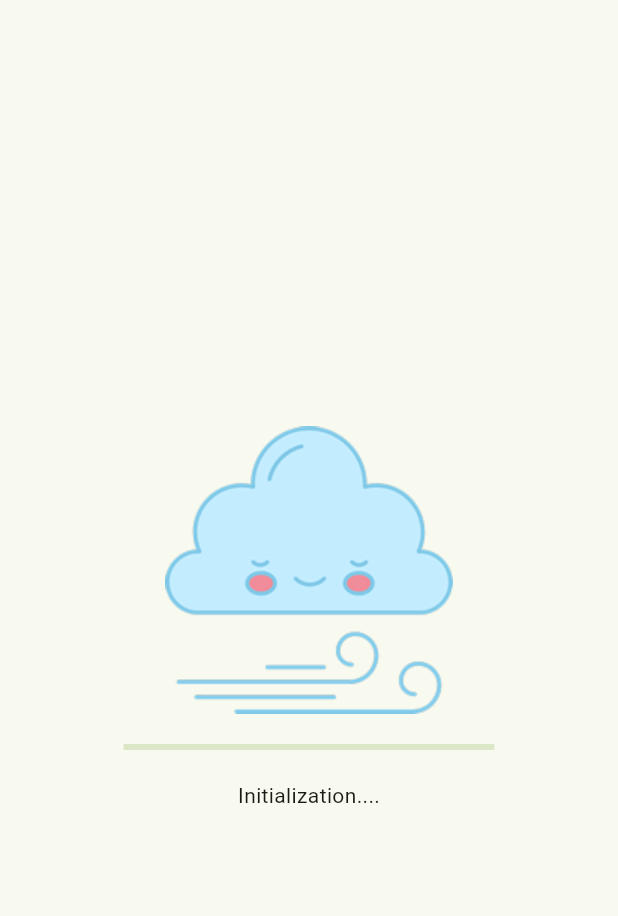
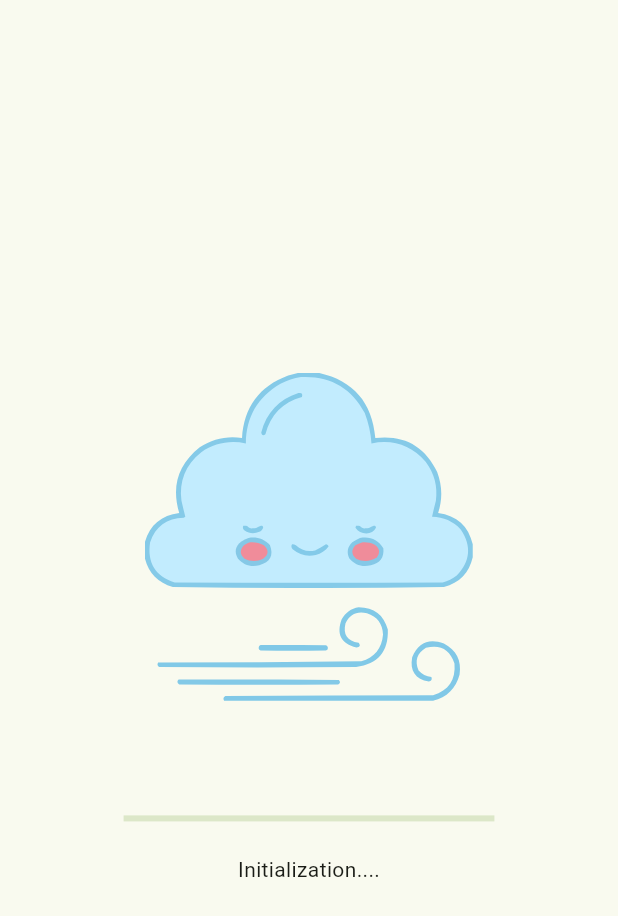
Before and after one commit to NikitaMasev/weather_app, a Flutter app: the first screen one second after launch, on a phone screen of 412 x 824 dp. Shown: the top 916 px of the screen. Run offline on Flutter 3.47's test engine with Material 3 defaults, Android fonts, the phone set to English and light mode, and no system bars; our stand-ins replace flutter_svg, sentry_flutter, shared_preferences, vector_graphics; generated files the repository leaves out were written again.

Commit message:
svg package integration; animation logo and progress bar on splash_page.dart;

```diff
--- a/lib/di/configurators/app_dependencies_configurator.dart
+++ b/lib/di/configurators/app_dependencies_configurator.dart
@@ -67,7 +67,7 @@ final class AppDependenciesConfigurator {
       ),
     );
 
-    await Future.delayed(Duration(seconds: 1));
+    await Future.delayed(Duration(seconds: 2));
 
     _controllerDependenciesState.add(
       AppDependenciesLoading(
@@ -76,7 +76,7 @@ final class AppDependenciesConfigurator {
       ),
     );
 
-    await Future.delayed(Duration(seconds: 2));
+    await Future.delayed(Duration(seconds: 3));
 
     _controllerDependenciesState.add(
       AppDependenciesLoading(
--- a/lib/presentation/pages/start_flow/splash_page.dart
+++ b/lib/presentation/pages/start_flow/splash_page.dart
@@ -1,5 +1,7 @@
 import 'package:flutter/material.dart';
+import 'package:flutter_gen/gen_l10n/app_localizations.dart';
 import 'package:weather_app/di/configurators/app_dependencies_configurator.dart';
+import 'package:weather_app/presentation/assets_paths/assets.gen.dart';
 
 class SplashPage extends StatefulWidget {
   const SplashPage({
@@ -13,8 +15,16 @@ class SplashPage extends StatefulWidget {
   State<SplashPage> createState() => _SplashPageState();
 }
 
-class _SplashPageState extends State<SplashPage> {
-  var _tweenProgress = Tween(begin: 0.0, end: 0.0);
+class _SplashPageState extends State<SplashPage>
+    with SingleTickerProviderStateMixin {
+  var _animationProgressIndicator = Tween<double>(
+    begin: 0,
+    end: 0,
+  );
+
+  late final AnimationController _animationController;
+  late final Animation<double> _animationCurve;
+  late final Animation<double> _animationScaleLogo;
 
   @override
   void initState() {
@@ -23,10 +33,26 @@ class _SplashPageState extends State<SplashPage> {
         .startConfiguration()
         .catchError((final err) {
       ///TODO If error initialization=>log and send to crashlytic
-    })
-        .then((final appDependencies) {
+    }).then((final appDependencies) {
       ///TODO Navigate to next screen
     });
+
+    _animationController = AnimationController(
+      vsync: this,
+      duration: const Duration(seconds: 1),
+    );
+
+    _animationCurve = CurvedAnimation(
+      parent: _animationController,
+      curve: Curves.easeIn,
+    );
+
+    _animationScaleLogo = TweenSequence([
+      TweenSequenceItem(tween: Tween<double>(begin: 0.7, end: 1), weight: 50),
+      TweenSequenceItem(tween: Tween<double>(begin: 1, end: 0.7), weight: 50),
+    ]).animate(_animationCurve);
+
+    _animationController.repeat();
   }
 
   @override
@@ -36,26 +62,37 @@ class _SplashPageState extends State<SplashPage> {
   }
 
   @override
-  Widget build(final BuildContext context) => Scaffold(
+  Widget build(final BuildContext context) {
+    final sizeContent = MediaQuery.sizeOf(context).width * 0.6;
+    return Scaffold(
       body: Center(
         child: Column(
           mainAxisAlignment: MainAxisAlignment.center,
           children: [
-              Image.asset('assets/png/splash_dark.png'),
+            AnimatedBuilder(
+              animation: _animationController,
+              builder: (final ctx, final _) => Transform.scale(
+                scale: _animationScaleLogo.value,
+                child: Assets.svg.splashDark.svg(
+                  width: sizeContent,
+                ),
+              ),
+            ),
             const SizedBox(
-                height: 20,
+              height: 62,
             ),
             StreamBuilder<AppDependenciesState>(
+              //key: _keyProgressStream,
               stream:
                   widget.appDependenciesConfigurator.streamDependenciesState,
               initialData: AppDependenciesState.initial(),
               builder: (final ctx, final snap) => switch (snap.data!) {
                 AppDependenciesInitial() => SizedBox(
-                      width: MediaQuery.sizeOf(context).width * 0.6,
+                    width: sizeContent,
                     child: TweenAnimationBuilder(
                       curve: Curves.easeInOut,
                       duration: const Duration(milliseconds: 400),
-                        tween: _tweenProgress,
+                      tween: _animationProgressIndicator,
                       builder: (
                         final ctx,
                         final val,
@@ -73,12 +110,12 @@ class _SplashPageState extends State<SplashPage> {
                   Column(
                     children: [
                       SizedBox(
-                          width: MediaQuery.sizeOf(context).width * 0.6,
+                        width: sizeContent,
                         child: TweenAnimationBuilder(
                           curve: Curves.easeInOut,
                           duration: const Duration(seconds: 1),
-                            tween: _tweenProgress = Tween(
-                              begin: _tweenProgress.end,
+                          tween: _animationProgressIndicator = Tween(
+                            begin: _animationProgressIndicator.end,
                             end: progress,
                           ),
                           builder: (
@@ -92,12 +129,38 @@ class _SplashPageState extends State<SplashPage> {
                         ),
                       ),
                       const SizedBox(
-                          height: 20,
+                        height: 22,
                       ),
                       Text(msg),
                     ],
                   ),
-                  AppDependenciesSuccess() => const SizedBox.shrink(),
+                AppDependenciesSuccess() => Column(
+                    children: [
+                      SizedBox(
+                        width: sizeContent,
+                        child: TweenAnimationBuilder(
+                          curve: Curves.easeInOut,
+                          duration: const Duration(seconds: 1),
+                          tween: _animationProgressIndicator = Tween(
+                            begin: _animationProgressIndicator.end,
+                            end: 1,
+                          ),
+                          builder: (
+                            final ctx,
+                            final val,
+                            final _,
+                          ) =>
+                              LinearProgressIndicator(
+                            value: val,
+                          ),
+                        ),
+                      ),
+                      const SizedBox(
+                        height: 22,
+                      ),
+                      Text(AppLocalizations.of(context)!.dependReady),
+                    ],
+                  ),
               },
             ),
           ],
@@ -105,3 +168,4 @@ class _SplashPageState extends State<SplashPage> {
       ),
     );
   }
+}
```
Also changed, not shown: lib/presentation/assets_paths/assets.gen.dart (added, +189 -0 lines), pubspec.yaml (+9 -4 lines), assets/svg/splash_dark.svg (added), pubspec.lock. Lines whose indentation alone changed are shown as unchanged.
